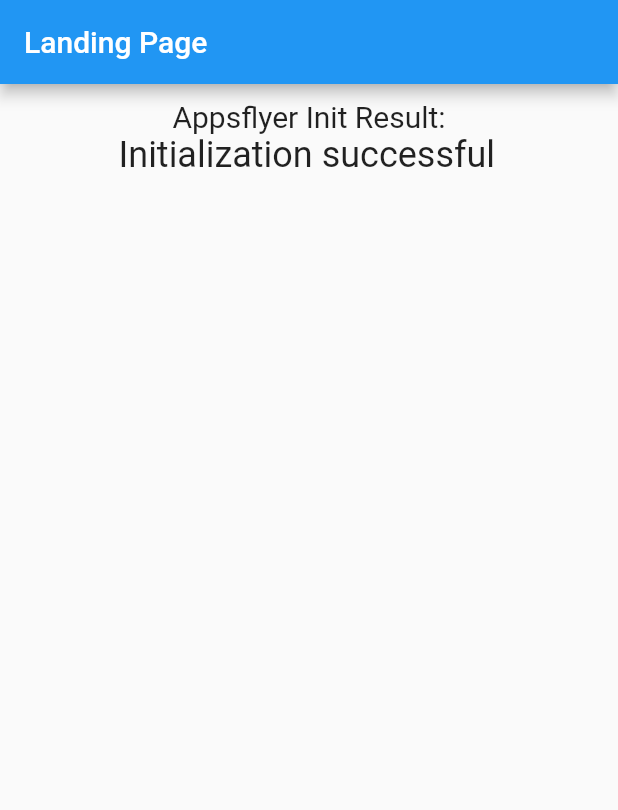
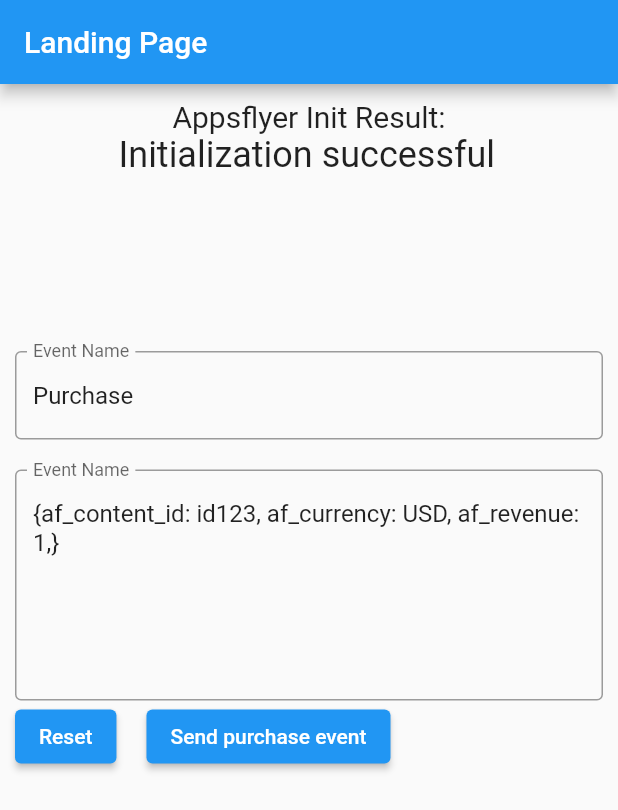
Before and after one commit to sam-playitfwd/test_flutter_appsflyer, a Flutter app: the screen it shows after launch, on a phone screen of 412 x 824 dp. Shown: the top 810 px of the screen. Run offline on Flutter 3.47's test engine with Material 2 defaults, Android fonts, the phone set to English and light mode, and no system bars; missing offline and left inert: appsflyer_sdk.

Commit message:
added an in-app events

```diff
--- a/lib/main.dart
+++ b/lib/main.dart
@@ -26,15 +26,39 @@
 }
 
 class _MyHomePageState extends State<MyHomePage> {
+  late AppsflyerSdk appsflyerSdk;
   String appsflyerInit = "Initializing...";
   String installConversionData = "",
       onAppOpenAttribution = "",
-      onDeepLinking = ""; // Store the install conversion data
+      onDeepLinking = "";
+  String defaultEventName = "Purchase";
+  String defaultEventValueString =
+      "{af_content_id: id123, af_currency: USD, af_revenue: 1,}";
+  String eventName = "";
+  String eventValueString = "";
 
   @override
   void initState() {
     super.initState();
+    initialAppsFlyerEvent();
     yourCallingFunction();
+  }
+
+  void initialAppsFlyerEvent() {
+    setState(() {
+      eventName = defaultEventName;
+      eventValueString = defaultEventValueString;
+    });
+  }
+
+  void onChangeEvent(String value) {
+    setState(() {
+      eventName = value;
+    });
+  }
+
+  void onChangeEventValues(String value) {
+    eventValueString = value;
   }
 
   void yourCallingFunction() async {
@@ -42,7 +66,6 @@
   }
 
   Future<void> initAppsflyer() async {
-    AppsflyerSdk appsflyerSdk;
     try {
       final AppsFlyerOptions options = AppsFlyerOptions(
         afDevKey: "7VmuGPyWcLJzHqASnx5PF",
@@ -101,6 +124,62 @@
     }
   }
 
+  void onShowDialog(String message) {
+    showDialog<void>(
+      context: context,
+      builder: (BuildContext context) {
+        return AlertDialog(
+          title: Text(eventName),
+          content: Text(message),
+          actions: <Widget>[
+            TextButton(
+              onPressed: () {
+                Navigator.pop(context);
+              },
+              child: const Text('OK'),
+            ),
+          ],
+        );
+      },
+    );
+  }
+
+  void logEvent() async {
+    //ignore:avoid_print
+
+    String inputString = eventValueString.replaceAll(RegExp(r',\s*}'), '}');
+
+    // Remove the leading and trailing curly braces
+    inputString = inputString.substring(1, inputString.length - 1);
+
+    // Split the string by commas to get individual key-value pairs
+    List<String> keyValuePairs = inputString.split(', ');
+
+    // Create a map to store the key-value pairs
+    Map<String, dynamic> resultMap = {};
+
+    // Iterate through the key-value pairs and add them to the map
+    for (String keyValue in keyValuePairs) {
+      List<String> parts = keyValue.split(': ');
+      if (parts.length == 2) {
+        String key = parts[0].trim();
+        String value = parts[1].trim();
+        resultMap[key] = value;
+      }
+    }
+
+    //ignore:avoid_print
+    print('resultMap $resultMap');
+
+    await appsflyerSdk.logEvent(eventName, resultMap).then((value) {
+      //ignore:avoid_print
+      onShowDialog(
+          "logging event succesful ${value.toString()} parameters:$resultMap");
+    }).catchError((onError) {
+      onShowDialog('${onError.toString()} parameters:$resultMap');
+    });
+  }
+
   @override
   Widget build(BuildContext context) {
     return Scaffold(
@@ -138,6 +217,45 @@
                         onDeepLinking, // Display install conversion data here
                         style: const TextStyle(fontSize: 16),
                       ),
+                      Column(
+                        mainAxisAlignment: MainAxisAlignment.start,
+                        children: <Widget>[
+                          TextField(
+                            controller: TextEditingController(text: eventName),
+                            onChanged: onChangeEvent,
+                            decoration: const InputDecoration(
+                              border: OutlineInputBorder(),
+                              label: Text("Event Name"),
+                            ),
+                          ),
+                          const SizedBox(height: 20),
+                          TextField(
+                            controller:
+                                TextEditingController(text: eventValueString),
+                            onChanged: onChangeEventValues,
+                            decoration: const InputDecoration(
+                              border: OutlineInputBorder(),
+                              label: Text("Event Name"),
+                            ),
+                            maxLines: 6,
+                          ),
+                          Center(
+                            child: Row(
+                              children: <Widget>[
+                                ElevatedButton(
+                                  onPressed: initialAppsFlyerEvent,
+                                  child: const Text("Reset"),
+                                ),
+                                const SizedBox(width: 20),
+                                ElevatedButton(
+                                  onPressed: logEvent,
+                                  child: const Text("Send purchase event"),
+                                ),
+                              ],
+                            ),
+                          ),
+                        ],
+                      ),
                     ],
                   ),
                 ),
```
